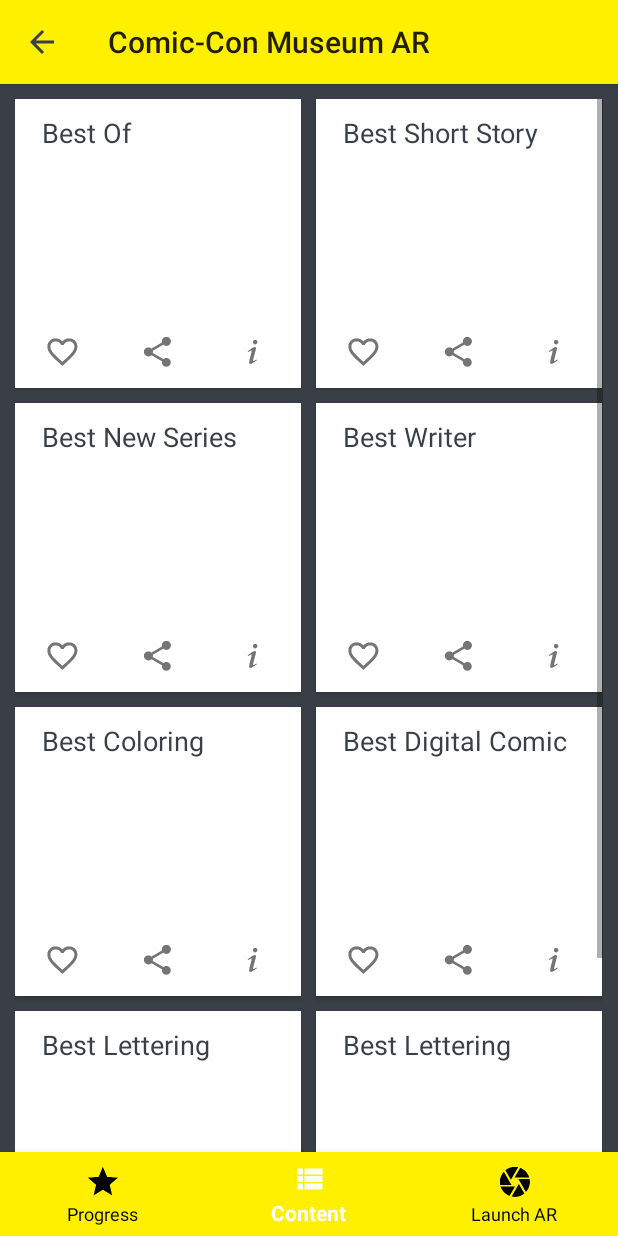
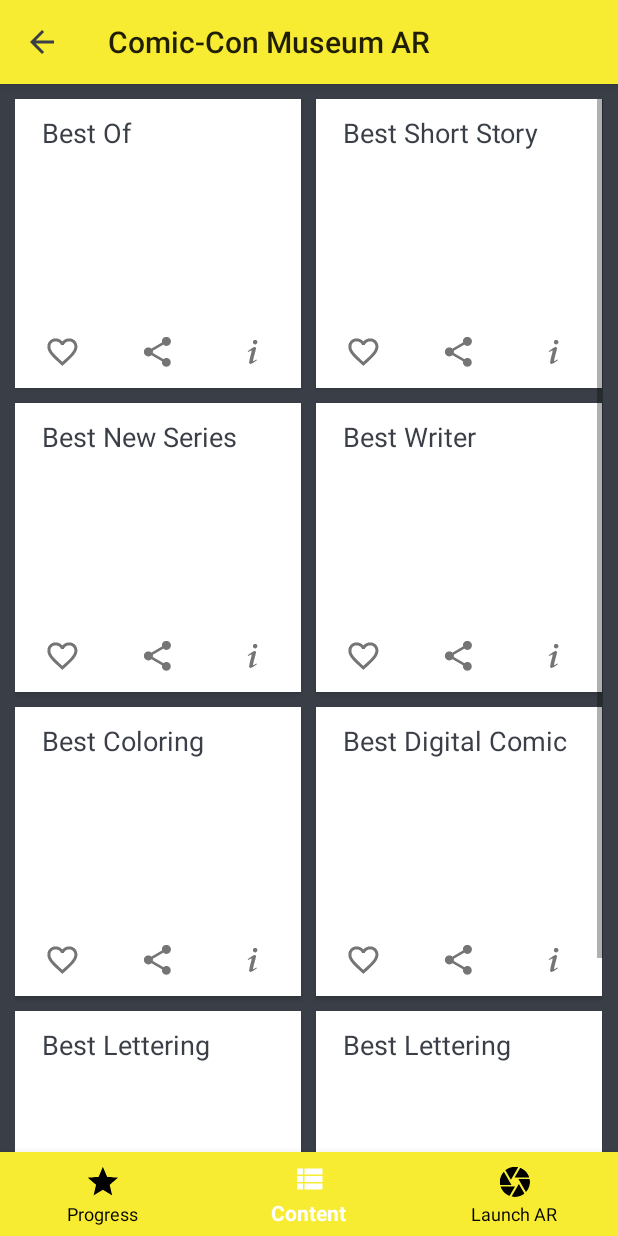
Before and after one commit to Comic-Con-Museum/ccm-android, an Android app: the ContentFragment screen opened directly, with no data from a screen before it, on a phone screen of 412 x 824 dp. Run offline under Robolectric (Android 15) with nearby library versions, the phone set to English and light mode, and no system bars; network calls fail.

Commit message:
Updated colors and some data models

```diff
--- a/app/src/main/res/values/colors.xml
+++ b/app/src/main/res/values/colors.xml
@@ -1,7 +1,7 @@
 <?xml version="1.0" encoding="utf-8"?>
 <resources>
-    <color name="colorPrimary">#fff000</color>
-    <color name="colorPrimaryDark">#00574B</color>
+    <color name="colorPrimary">#F7EC32</color>
+    <color name="colorPrimaryDark">#D1C12A</color>
     <color name="colorAccent">#D81B60</color>
     <color name="black">#000000</color>
     <color name="white">#FFFFFF</color>
```
Also changed, not shown: app/src/main/java/com/comic_con/museum/ar/experience/content/ContentModel.kt (+7 -2 lines).
